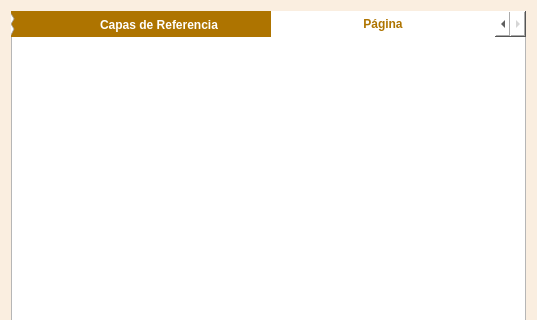
Qt form funciones/consulta/ActualizacionCatastralV3_dialog_base.ui (gerardoros/CartograficoQgisPlugin) before a commit; both pictures show x 0 to 537 and y 0 to 320 of the 537 by 497 pixel window.
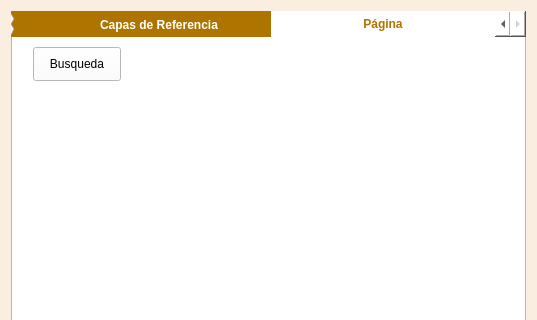
The same form after that commit.

Diff of the .ui file:
```diff
--- a/funciones/consulta/ActualizacionCatastralV3_dialog_base.ui
+++ b/funciones/consulta/ActualizacionCatastralV3_dialog_base.ui
@@ -1265,6 +1265,19 @@
       <attribute name="title">
        <string>Página</string>
       </attribute>
+      <widget class="QPushButton" name="busquedaButton">
+       <property name="geometry">
+        <rect>
+         <x>20</x>
+         <y>10</y>
+         <width>88</width>
+         <height>34</height>
+        </rect>
+       </property>
+       <property name="text">
+        <string>Busqueda</string>
+       </property>
+      </widget>
      </widget>
     </widget>
    </item>
```
